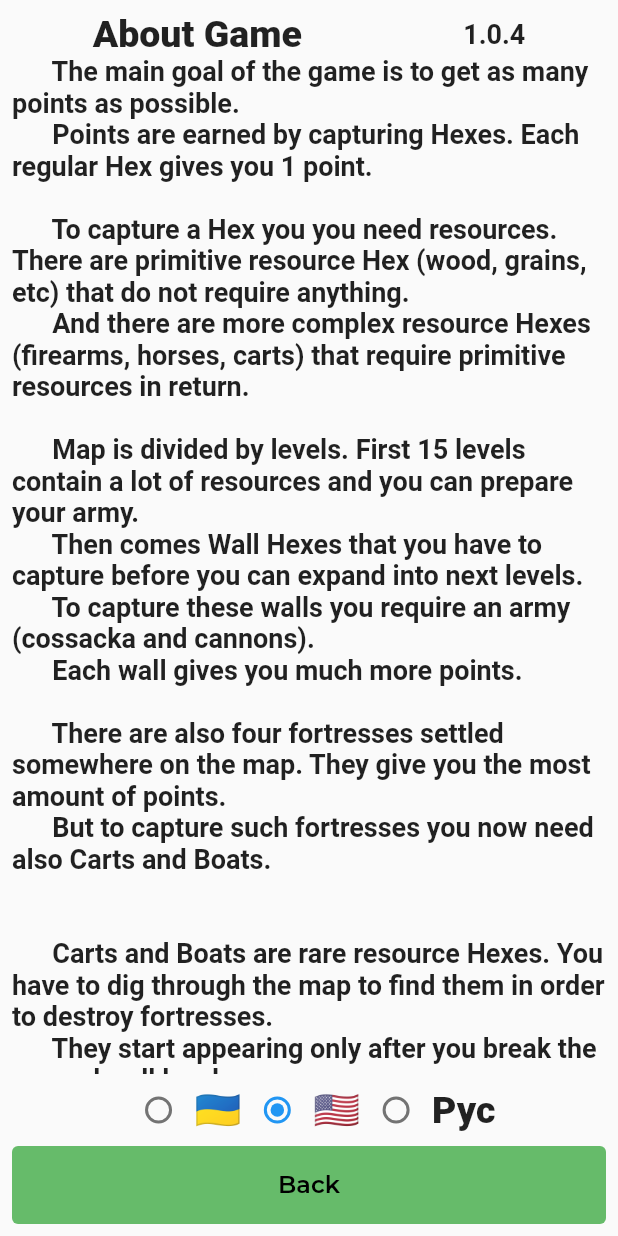
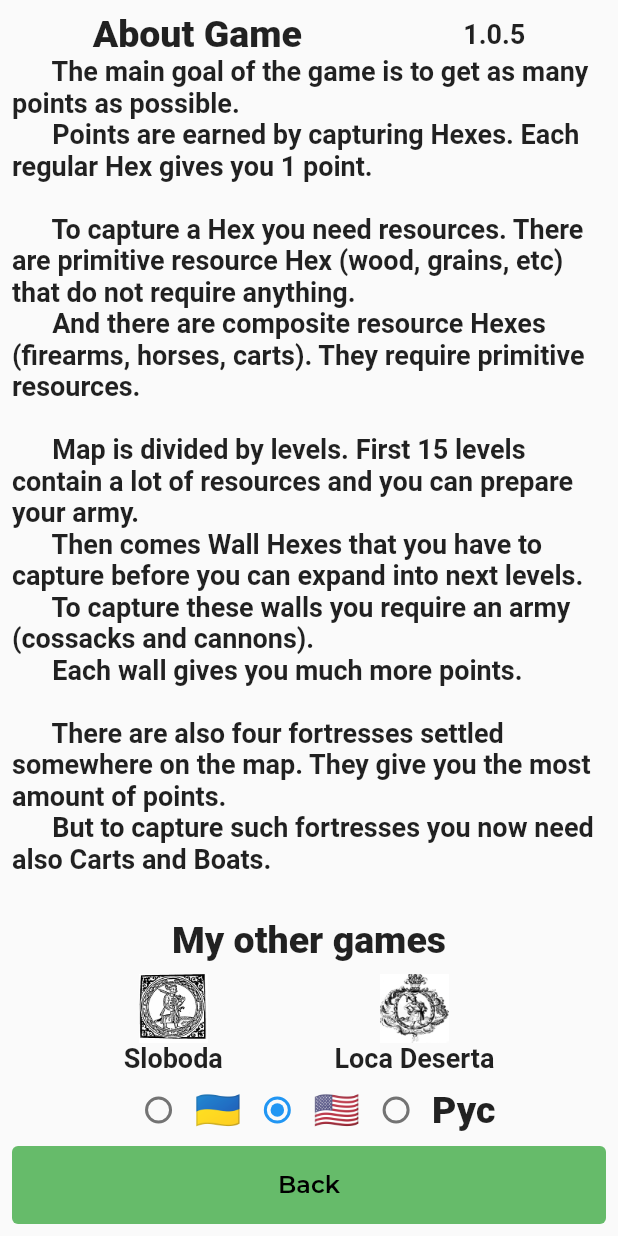
Before and after one commit to gladimdim/locadesertahex, a Flutter app: the SettingsView screen opened directly, on a phone screen of 412 x 824 dp. Run offline on Flutter 3.47's test engine with Material 2 defaults, Android fonts, the phone set to English and light mode, and no system bars; our stand-ins replace google_fonts, rxdart, shared_preferences, simple_animations, supercharged, tuple; missing offline and left inert: dart:js, soundpool; accounts and stored records are empty; statements that could not run were skipped.

Commit message:
Added OtherGames View.

```diff
--- a/lib/localization/hex_localizations.dart
+++ b/lib/localization/hex_localizations.dart
@@ -1,7 +1,7 @@
 import 'package:flutter/foundation.dart';
 import 'package:flutter/material.dart';
 
-const APP_VERSION = "1.0.4";
+const APP_VERSION = "1.0.5";
 
 class HexLocalizations {
   HexLocalizations(this.locale);
@@ -41,6 +41,9 @@ class HexLocalizations {
       "labelCapture": "Capture",
       "labelAbout": "About Game",
       "labelBack": "Back",
+      "labelSloboda": "Sloboda",
+      "labelLocaDeserta": "Loca Deserta",
+      "labelOtherGames": "My other games",
       "tooltipSettings": "Help",
       "tooltipSounds": "Sound",
       "tooltipNewGame": "New Game",
@@ -57,12 +60,12 @@ class HexLocalizations {
       The main goal of the game is to get as many points as possible.
       Points are earned by capturing Hexes. Each regular Hex gives you 1 point.
 
-      To capture a Hex you you need resources. There are primitive resource Hex (wood, grains, etc) that do not require anything.
-      And there are more complex resource Hexes (firearms, horses, carts) that require primitive resources in return.
+      To capture a Hex you need resources. There are primitive resource Hex (wood, grains, etc) that do not require anything.
+      And there are composite resource Hexes (firearms, horses, carts). They require primitive resources.
 
       Map is divided by levels. First 15 levels contain a lot of resources and you can prepare your army.
       Then comes Wall Hexes that you have to capture before you can expand into next levels.
-      To capture these walls you require an army (cossacka and cannons).
+      To capture these walls you require an army (cossacks and cannons).
       Each wall gives you much more points.
 
       There are also four fortresses settled somewhere on the map. They give you the most amount of points.
@@ -105,6 +108,9 @@ class HexLocalizations {
       "labelCapture": "Захопити",
       "labelAbout": "Про гру",
       "labelBack": "Назад",
+      "labelSloboda": "Слобода",
+      "labelLocaDeserta": "Дике Поле",
+      "labelOtherGames": "Мої інші ігри",
       "tooltipSettings": "Про гру",
       "tooltipSounds": "Звук",
       "tooltipNewGame": "Нова Гра",
@@ -165,6 +171,9 @@ class HexLocalizations {
       "labelCapture": "Забрать",
       "labelAbout": "Про игру",
       "labelBack": "Назад",
+      "labelSloboda": "Слобода",
+      "labelLocaDeserta": "Дикое Поле",
+      "labelOtherGames": "Мои другие игры",
       "tooltipSettings": "Про игру",
       "tooltipSounds": "Звук",
       "tooltipNewGame": "Новая Игра",
@@ -245,6 +254,10 @@ class HexLocalizations {
     return _localizedValues[locale.languageCode]["tooltipShuffle"];
   }
 
+  String get labelOtherGames {
+    return _localizedValues[locale.languageCode]["labelOtherGames"];
+  }
+
   String operator [](String key) {
     return _localizedValues[locale.languageCode][key] ?? key;
   }
--- /dev/null
+++ b/lib/models/other_game.dart
@@ -0,0 +1,39 @@
+import 'package:flutter/cupertino.dart';
+import 'package:url_launcher/url_launcher.dart';
+
+class OtherGame {
+  final String image;
+  final String titleKey;
+  final String urlEn;
+  final String urlUkr;
+
+  OtherGame({this.image, this.titleKey, this.urlEn, this.urlUkr,});
+
+  void openUrlFor(Locale locale) async {
+    var name = locale.languageCode;
+    var url = urlEn;
+    if (name == "uk") {
+      url = urlUkr;
+    }
+    if (await canLaunch(url)) {
+      await launch(url);
+    }
+  }
+
+  static List<OtherGame> allGames() {
+    return [
+      OtherGame(
+        image: "images/other/sloboda.png",
+        titleKey: "labelSloboda",
+        urlUkr: "http://locadeserta.com/citybuilding/",
+        urlEn: "http://locadeserta.com/citybuilding/index_en.html",
+      ),
+      OtherGame(
+        image: "images/other/loca_deserta.png",
+        titleKey: "labelLocaDeserta",
+        urlUkr: "http://locadeserta.com/interactive",
+        urlEn: "http://locadeserta.com/interactive/index_en.html",
+      ),
+    ];
+  }
+}
--- a/lib/models/resources/tower.dart
+++ b/lib/models/resources/tower.dart
@@ -17,10 +17,10 @@ class Tower extends Resource {
 
   List<Resource> toRequirement() {
     return [
-      Cannon(value * 10),
-      Cossack(value * 40),
-      Cart(value * 5),
-      Boat(value * 2)
+      Cannon(value * 4),
+      Cossack(value * 3),
+      Cart(value * 2),
+      Boat(value * 1)
     ];
   }
 }
--- /dev/null
+++ b/lib/views/other_games_view.dart
@@ -0,0 +1,35 @@
+import 'package:flutter/material.dart';
+import 'package:locadesertahex/components/title_text.dart';
+import 'package:locadesertahex/localization/hex_localizations.dart';
+import 'package:locadesertahex/models/other_game.dart';
+
+class OtherGamesView extends StatelessWidget {
+
+  @override
+  Widget build(BuildContext context) {
+    return Column(children: [
+      Padding(
+        padding: const EdgeInsets.all(8.0),
+        child: TitleText(HexLocalizations.of(context).labelOtherGames),
+      ),
+      Row(
+        mainAxisAlignment: MainAxisAlignment.spaceEvenly,
+        children: OtherGame.allGames().map((game) {
+          return InkWell(
+            onTap: () {
+              var locale = HexLocalizations.of(context).locale;
+              game.openUrlFor(locale);
+            },
+            child: Column(
+              mainAxisAlignment: MainAxisAlignment.spaceEvenly,
+              children: [
+                Image.asset(game.image, width: 46),
+                Text(HexLocalizations.of(context)[game.titleKey])
+              ],
+            ),
+          );
+        }).toList(),
+      ),
+    ]);
+  }
+}
--- a/lib/views/settings_view.dart
+++ b/lib/views/settings_view.dart
@@ -2,6 +2,7 @@ import 'package:flutter/material.dart';
 import 'package:locadesertahex/components/title_text.dart';
 import 'package:locadesertahex/components/locale_selection.dart';
 import 'package:locadesertahex/localization/hex_localizations.dart';
+import 'package:locadesertahex/views/other_games_view.dart';
 
 class SettingsView extends StatefulWidget {
   final Function(Locale locale) onLocaleChange;
@@ -37,6 +38,7 @@ class _SettingsViewState extends State<SettingsView> {
                       child: Text(
                           HexLocalizations.of(context).textHowToPlay)),
                 ),
+                OtherGamesView(),
                 LocaleSelection(
                   onLocaleChanged: widget.onLocaleChange,
                 ),
--- a/pubspec.yaml
+++ b/pubspec.yaml
@@ -1,7 +1,7 @@
 name: locadesertahex
 description: Loca Deserta Hex Puzzle Game.
 publish_to: 'none'
-version: 1.0.0+4
+version: 1.0.5+1
 
 environment:
   sdk: ">=2.7.0 <3.0.0"
@@ -20,6 +20,7 @@ dependencies:
     sdk: flutter
   google_fonts: ^1.1.2
   soundpool_macos: ^0.2.7
+  url_launcher: ^5.7.10
 
 dev_dependencies:
   flutter_test:
@@ -32,3 +33,4 @@ flutter:
     - images/buildings/
     - assets/sounds/
     - google_fonts/
+    - images/other/
```
Also changed, not shown: images/other/loca_deserta.png (added), images/other/sloboda.png (added), pubspec.lock, 2 other files.
